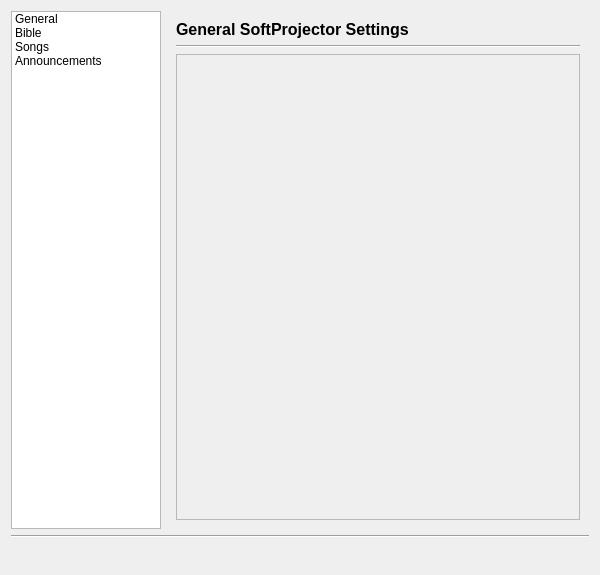
Old version of the form src/settingsdialog.ui in the repository SoftProjector/src.
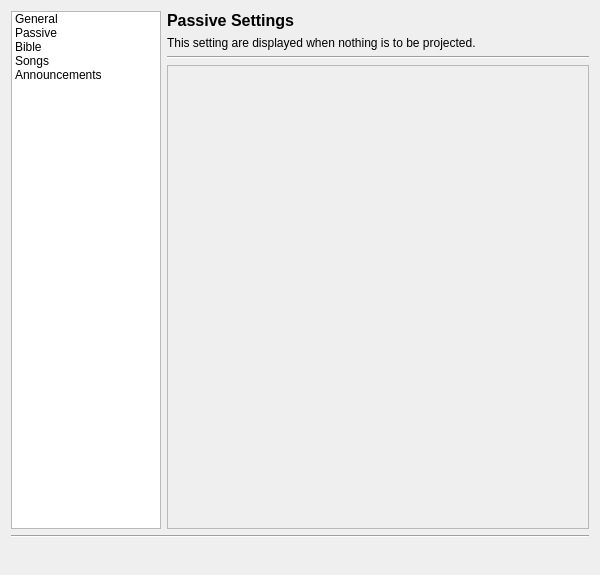
New version of the form. The open tabs and pages were chosen to show the change. Icons and pictures are not drawn.

The edit to the form file:
```diff
--- a/src/settingsdialog.ui
+++ b/src/settingsdialog.ui
@@ -53,6 +53,15 @@
         <normaloff>:/icons/icons/softprojector.png</normaloff>:/icons/icons/softprojector.png</iconset>
       </property>
      </item>
+     <item>
+      <property name="text">
+       <string>Passive</string>
+      </property>
+      <property name="icon">
+       <iconset resource="softprojector.qrc">
+        <normaloff>:/icons/icons/display.png</normaloff>:/icons/icons/display.png</iconset>
+      </property>
+     </item>
      <item>
       <property name="text">
        <string>Bible</string>
@@ -91,9 +100,10 @@
       <number>0</number>
      </property>
      <widget class="QWidget" name="general">
-      <layout class="QGridLayout" name="gridLayout">
-       <item row="0" column="0" colspan="2">
-        <layout class="QVBoxLayout" name="verticalLayout_3">
+      <layout class="QVBoxLayout" name="verticalLayout">
+       <property name="margin">
+        <number>0</number>
+       </property>
          <item>
           <widget class="QLabel" name="label_4">
            <property name="font">
@@ -115,9 +125,7 @@
            </property>
           </widget>
          </item>
-        </layout>
-       </item>
-       <item row="1" column="0" colspan="2">
+       <item>
         <widget class="QScrollArea" name="scrollAreaGeneralSettings">
          <property name="enabled">
           <bool>true</bool>
@@ -130,8 +138,63 @@
            <rect>
             <x>0</x>
             <y>0</y>
-            <width>406</width>
-            <height>464</height>
+            <width>424</width>
+            <height>484</height>
+           </rect>
+          </property>
+         </widget>
+        </widget>
+       </item>
+      </layout>
+     </widget>
+     <widget class="QWidget" name="passive">
+      <layout class="QVBoxLayout" name="verticalLayout_5">
+       <property name="margin">
+        <number>0</number>
+       </property>
+       <item>
+        <widget class="QLabel" name="label_8">
+         <property name="font">
+          <font>
+           <pointsize>12</pointsize>
+           <weight>75</weight>
+           <bold>true</bold>
+          </font>
+         </property>
+         <property name="text">
+          <string>Passive Settings</string>
+         </property>
+        </widget>
+       </item>
+       <item>
+        <widget class="QLabel" name="label">
+         <property name="text">
+          <string>This setting are displayed when nothing is to be projected.</string>
+         </property>
+        </widget>
+       </item>
+       <item>
+        <widget class="Line" name="line_6">
+         <property name="orientation">
+          <enum>Qt::Horizontal</enum>
+         </property>
+        </widget>
+       </item>
+       <item>
+        <widget class="QScrollArea" name="scrollAreaPassiveSettings">
+         <property name="enabled">
+          <bool>true</bool>
+         </property>
+         <property name="widgetResizable">
+          <bool>true</bool>
+         </property>
+         <widget class="QWidget" name="scrollAreaWidgetContents_5">
+          <property name="geometry">
+           <rect>
+            <x>0</x>
+            <y>0</y>
+            <width>424</width>
+            <height>465</height>
            </rect>
           </property>
          </widget>
@@ -189,9 +252,10 @@
       </layout>
      </widget>
      <widget class="QWidget" name="song">
-      <layout class="QGridLayout" name="gridLayout_4">
-       <item row="0" column="0">
-        <layout class="QVBoxLayout" name="verticalLayout_5">
+      <layout class="QVBoxLayout" name="verticalLayout_3">
+       <property name="margin">
+        <number>0</number>
+       </property>
          <item>
           <widget class="QLabel" name="label_6">
            <property name="font">
@@ -213,9 +277,7 @@
            </property>
           </widget>
          </item>
-        </layout>
-       </item>
-       <item row="1" column="0">
+       <item>
         <widget class="QScrollArea" name="scrollAreaSongSettings">
          <property name="enabled">
           <bool>true</bool>
```
Left out of the diff: 34 changed lines with no effect on the pictures. Lines whose indentation alone changed are shown as unchanged.
